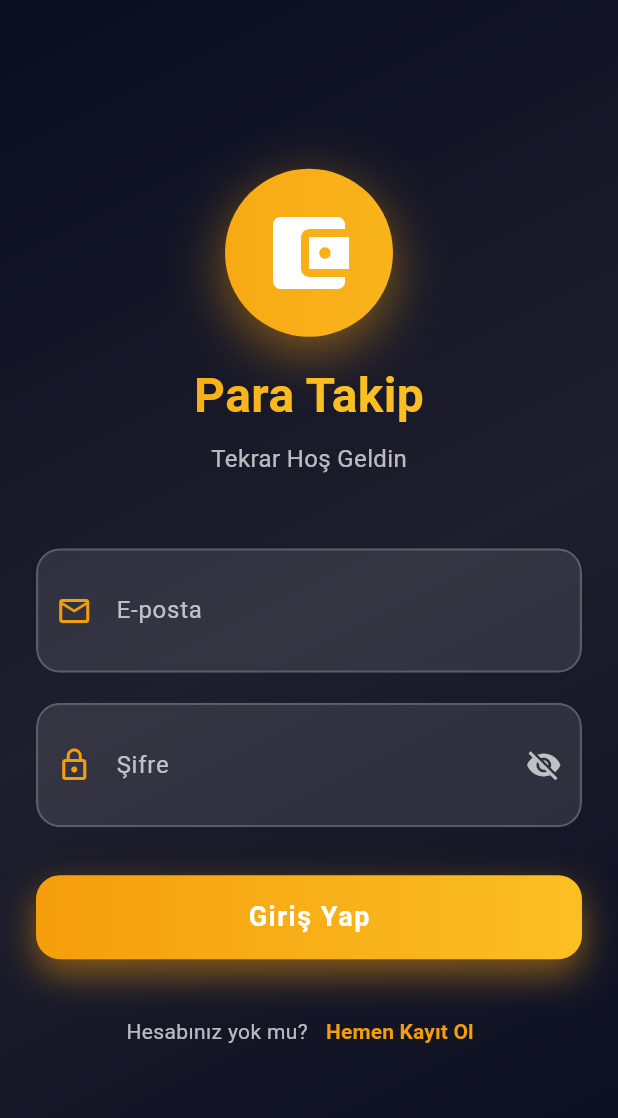
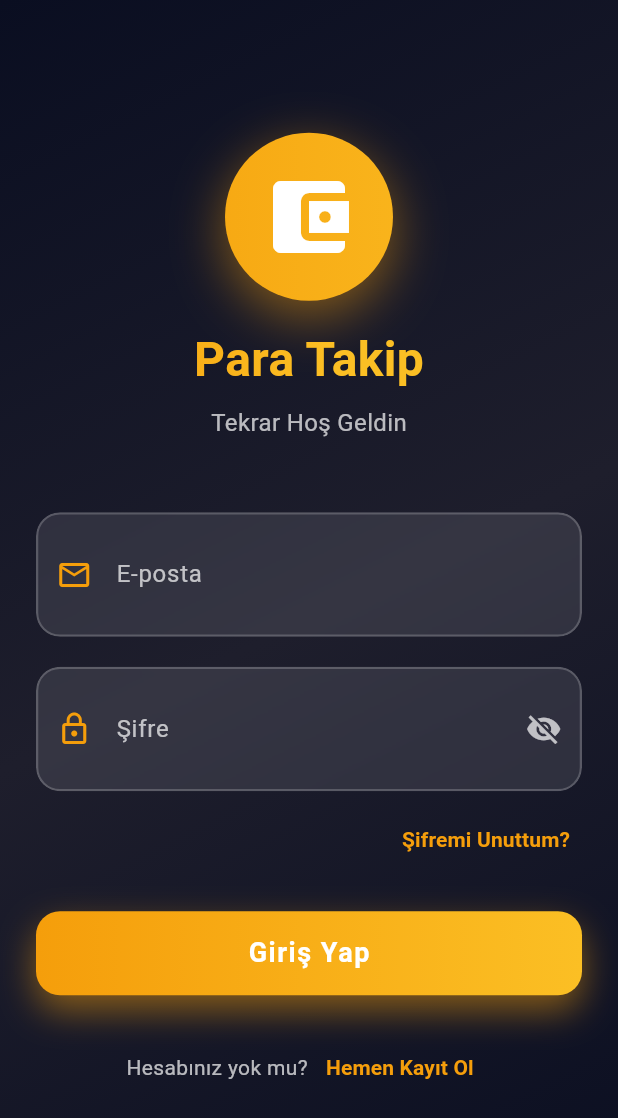
Before and after one commit to aleynaerrsln/paraTakipApp, a Flutter app: the screen it shows after launch, on a phone screen of 412 x 824 dp. Shown: the top 1118 px of the screen. Run offline on Flutter 3.47's test engine with Material 3 defaults, Android fonts, the phone set to English and light mode, and no system bars; our stand-ins replace fl_chart, shared_preferences, table_calendar.

Commit message:
son hali

```diff
--- a/lib/screens/login_screen.dart
+++ b/lib/screens/login_screen.dart
@@ -5,6 +5,7 @@ import '../services/api_service.dart';
 import '../l10n/app_localizations.dart';
 import 'dashboard_screen.dart';
 import 'register_screen.dart';
+import 'forgot_password_screen.dart'; // ✅ YENİ IMPORT
 
 class LoginScreen extends StatefulWidget {
   const LoginScreen({super.key});
@@ -96,7 +97,10 @@ class _LoginScreenState extends State<LoginScreen>
                         _buildEmailField(l10n),
                         const SizedBox(height: 20),
                         _buildPasswordField(l10n),
-                        const SizedBox(height: 32),
+                        // ✅ YENİ: ŞİFREMİ UNUTTUM BUTONU
+                        const SizedBox(height: 8),
+                        _buildForgotPasswordLink(l10n),
+                        const SizedBox(height: 24),
                         _buildLoginButton(l10n),
                         const SizedBox(height: 24),
                         _buildRegisterLink(l10n),
@@ -258,6 +262,34 @@ class _LoginScreenState extends State<LoginScreen>
     );
   }
 
+  // ✅ YENİ METOD: ŞİFREMİ UNUTTUM BUTONU
+  Widget _buildForgotPasswordLink(AppLocalizations l10n) {
+    return Align(
+      alignment: Alignment.centerRight,
+      child: TextButton(
+        onPressed: () {
+          Navigator.push(
+            context,
+            MaterialPageRoute(
+              builder: (context) => const ForgotPasswordScreen(),
+            ),
+          );
+        },
+        style: TextButton.styleFrom(
+          padding: const EdgeInsets.symmetric(horizontal: 8, vertical: 4),
+        ),
+        child: Text(
+          l10n.forgotPassword,
+          style: const TextStyle(
+            color: Color(0xFFF59E0B),
+            fontSize: 14,
+            fontWeight: FontWeight.w600,
+          ),
+        ),
+      ),
+    );
+  }
+
   Widget _buildLoginButton(AppLocalizations l10n) {
     return Container(
       height: 56,
--- a/lib/services/api_service.dart
+++ b/lib/services/api_service.dart
@@ -490,7 +490,7 @@ class ApiService {
     }
   }
 
-  // Şifre değiştir
+// Şifre değiştir
   Future<Map<String, dynamic>> changePassword({
     required String currentPassword,
     required String newPassword,
@@ -501,7 +501,7 @@ class ApiService {
         return {'success': false, 'error': 'Token bulunamadı'};
       }
 
-      final response = await http.put(
+      final response = await http.post(  // ✅ PUT → POST DEĞİŞTİRİLDİ
         Uri.parse('$baseUrl/auth/change-password'),
         headers: {
           'Content-Type': 'application/json',
@@ -524,7 +524,6 @@ class ApiService {
       return {'success': false, 'error': 'Bağlantı hatası: $e'};
     }
   }
-
   // Hesabı sil
   Future<Map<String, dynamic>> deleteAccount() async {
     try {
```
Also changed, not shown: lib/screens/forgot_password_screen.dart (+3 -10 lines).
